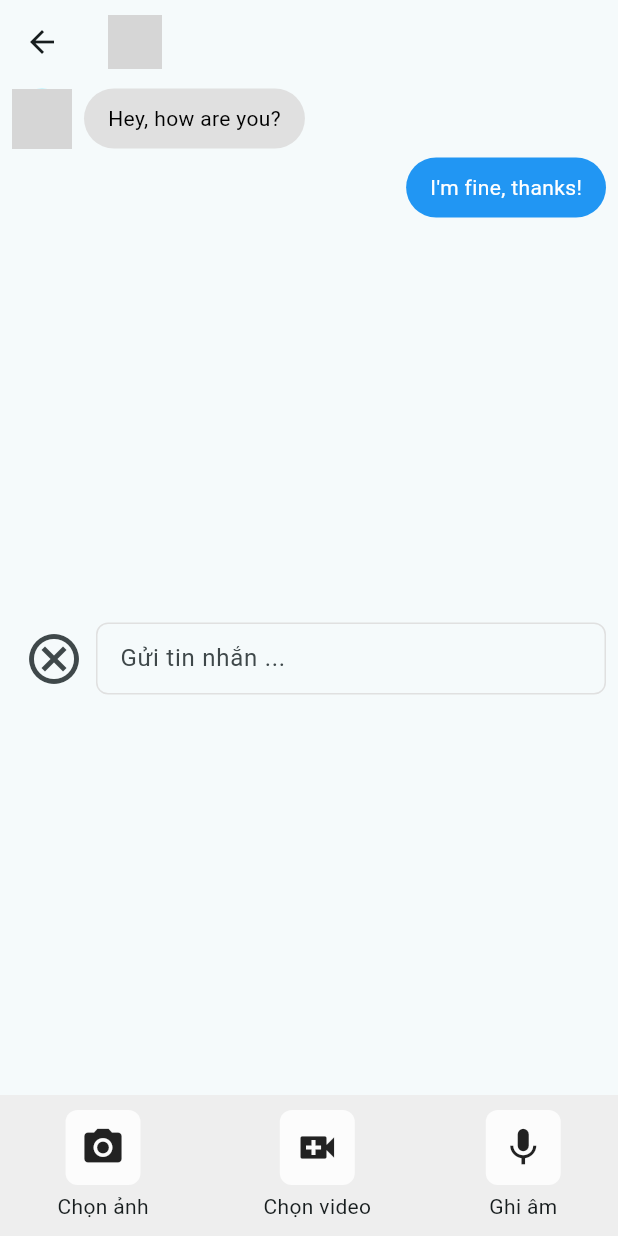
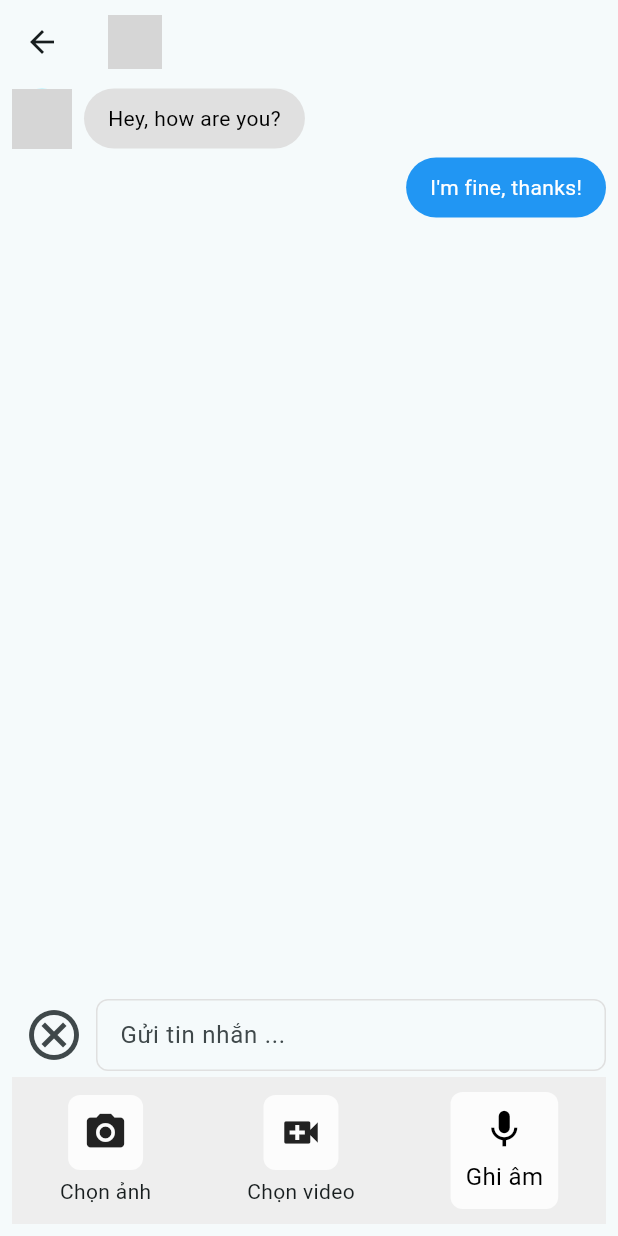
Before and after one commit to nhile14112003/Carbon_Credit_Trading_App, a Flutter app: the ChatPage screen opened directly with empty values, after a tap on the "add circle outline" icon, on a phone screen of 412 x 824 dp. Run offline on Flutter 3.47's test engine with Material 3 defaults, Android fonts, the light colour scheme and no system bars; our stand-ins replace audioplayers, dotted_border, file_picker, image_picker, open_file, photo_view and 1 more; missing offline and left inert: record, voice_message_package; network calls fail; grey boxes are pictures that could not be loaded.

Commit message:
Add audio mess

```diff
--- /dev/null
+++ b/carbon_credit_trading/lib/widgets/audio_recorder_button.dart
@@ -0,0 +1,87 @@
+import 'package:flutter/material.dart';
+import 'package:record/record.dart';
+import 'package:path_provider/path_provider.dart';
+
+class AudioRecorderButton extends StatefulWidget {
+  final Function(String audioPath) onAudioRecorded;
+
+  const AudioRecorderButton({super.key, required this.onAudioRecorded});
+
+  @override
+  createState() => _AudioRecorderButtonState();
+}
+
+class _AudioRecorderButtonState extends State<AudioRecorderButton> {
+  final AudioRecorder _record = AudioRecorder();
+  bool _isRecording = false;
+  String? _audioFilePath;
+
+  Future<void> _startRecording() async {
+    if (await _record.hasPermission()) {
+      final directory = await getTemporaryDirectory();
+      _audioFilePath =
+          '${directory.path}/audio_${DateTime.now().millisecondsSinceEpoch}.m4a';
+
+      if (_audioFilePath != null) {
+        await _record.start(
+          const RecordConfig(),
+          path: _audioFilePath!,
+        );
+        setState(() {
+          _isRecording = true;
+        });
+      }
+    }
+  }
+
+  Future<void> _stopRecording() async {
+    await _record.stop();
+    setState(() {
+      _isRecording = false;
+    });
+
+    if (_audioFilePath != null) {
+      widget.onAudioRecorded(_audioFilePath!);
+    }
+  }
+
+  void _toggleRecording() {
+    if (_isRecording) {
+      _stopRecording();
+    } else {
+      _startRecording();
+    }
+  }
+
+  @override
+  Widget build(BuildContext context) {
+    return GestureDetector(
+      onTap: _toggleRecording,
+      child: Container(
+        padding: const EdgeInsets.all(10),
+        decoration: BoxDecoration(
+          color: Colors.white.withOpacity(0.8),
+          borderRadius: BorderRadius.circular(8),
+        ),
+        child: Column(
+          mainAxisAlignment: MainAxisAlignment.center,
+          children: [
+            Icon(
+              _isRecording ? Icons.stop : Icons.mic,
+              size: 30,
+              color: _isRecording ? Colors.red : Colors.black,
+            ),
+            const SizedBox(height: 5), // Khoảng cách giữa icon và text
+            Text(
+              'Ghi âm',
+              style: TextStyle(
+                color: _isRecording ? Colors.red : Colors.black,
+                fontSize: 16,
+              ),
+            ),
+          ],
+        ),
+      ),
+    );
+  }
+}
--- a/carbon_credit_trading/pubspec.yaml
+++ b/carbon_credit_trading/pubspec.yaml
@@ -46,6 +46,10 @@ dependencies:
   chewie: 1.8.5
   open_file: 3.5.9
   record: 5.1.2
+  path_provider: 2.1.5
+  audioplayers: 6.1.0
+  voice_message_package: 2.2.1
+
 
 dev_dependencies:
   flutter_test:
```
Also changed, not shown: carbon_credit_trading/lib/pages/chat_page.dart (+79 -11 lines), carbon_credit_trading/pubspec.lock, 6 other files.
